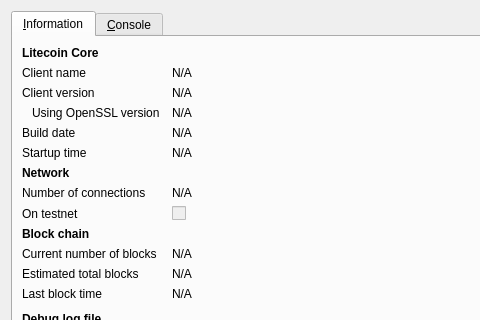
socomj/Illuminati-Coin, file src/qt/forms/rpcconsole.ui: the form before one commit; both pictures show x 0 to 480 and y 0 to 320 of the 740 by 450 pixel window.
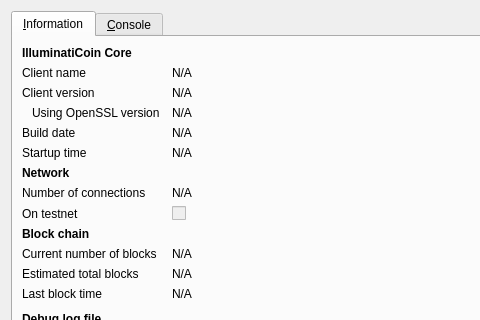
The form after the commit. Icons and pictures are not drawn.

Diff of the .ui file:
```diff
--- a/src/qt/forms/rpcconsole.ui
+++ b/src/qt/forms/rpcconsole.ui
@@ -36,7 +36,7 @@
           </font>
          </property>
          <property name="text">
-          <string>Litecoin Core</string>
+          <string>IlluminatiCoin Core</string>
          </property>
         </widget>
        </item>
```
Left out of the diff: 6 changed lines with no effect on the pictures.
